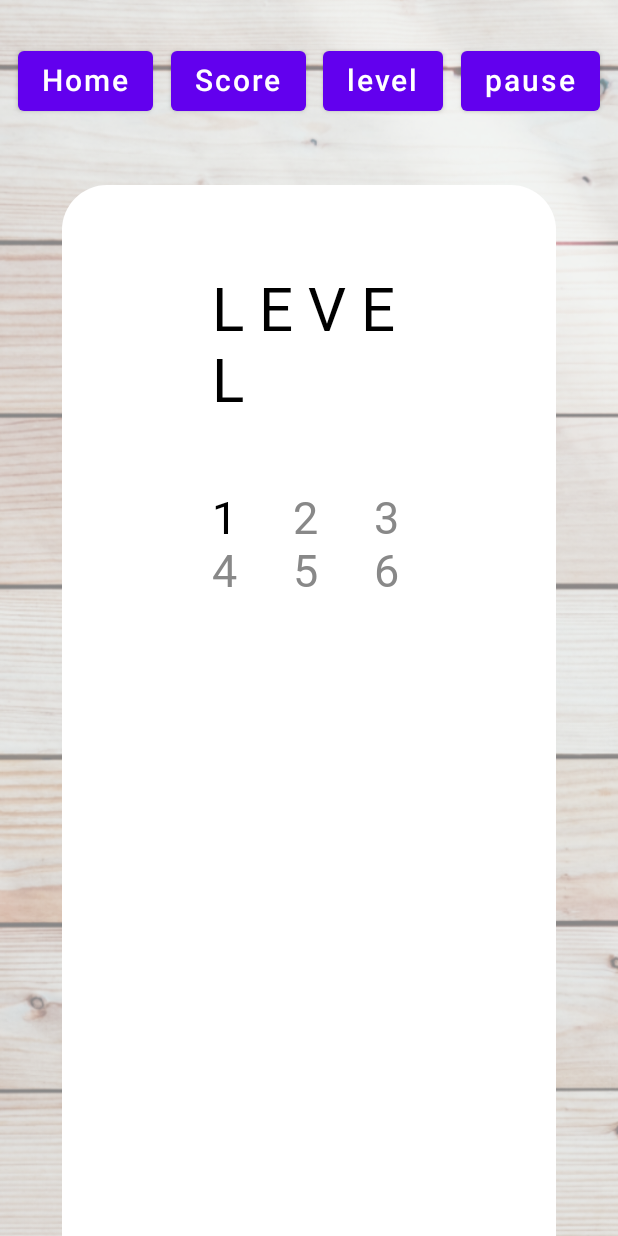
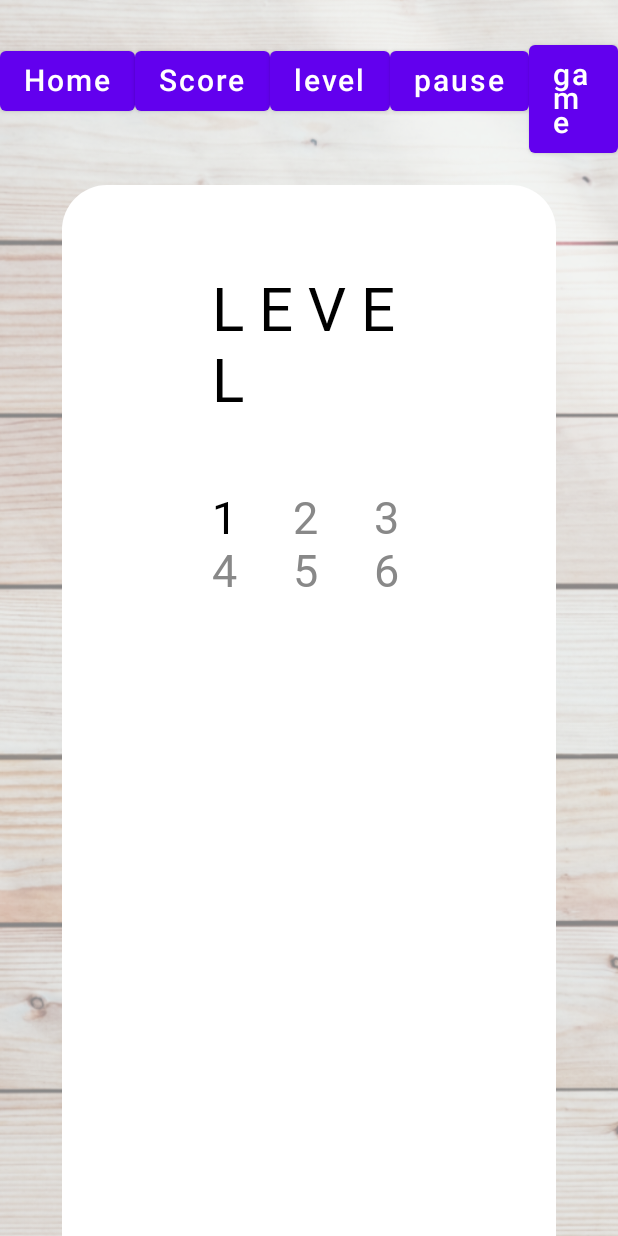
Before and after one commit to FabingoTH/MoCo_SoSe_2023, an Android app built with Jetpack Compose: the screen it shows after launch (MainActivity), after a tap on "Play", on a phone screen of 412 x 824 dp. Run offline under Robolectric (Android 15) with nearby library versions, the phone set to English and light mode, and no system bars; Roboto replaces fonts that are not available here.

Commit message:
Ball Rollt Nicht
Aber vibriert komisch, also vielleicht sind wir auf dem richtigen Weg.

```diff
--- a/app/src/main/java/com/example/marboles/MVVM/View.kt
+++ b/app/src/main/java/com/example/marboles/MVVM/View.kt
@@ -1,15 +1,17 @@
-package com.example.marboles
+package com.example.marboles.mvvm
 
 import androidx.compose.runtime.Composable
 import androidx.compose.runtime.getValue
 import androidx.compose.runtime.livedata.observeAsState
 import androidx.compose.ui.Modifier
 import androidx.compose.ui.geometry.Offset
+import androidx.navigation.NavController
+import com.example.marboles.Ball
 
 // GAME VIEW
 
 @Composable
-fun BallScreen(viewModel : SensorViewModel) {
+fun BallScreen(navController: NavController, viewModel : SensorViewModel) {
     val ballCoordinates by viewModel.ballCoordinates.observeAsState(Offset.Zero)
     Ball(Modifier, ballCoordinates)
 
--- a/app/src/main/java/com/example/marboles/MVVM/ViewModel.kt
+++ b/app/src/main/java/com/example/marboles/MVVM/ViewModel.kt
@@ -1,11 +1,9 @@
-package com.example.marboles
+package com.example.marboles.mvvm
 
 import android.content.Context
 import android.hardware.SensorManager
-import androidx.compose.runtime.Composable
 import androidx.compose.ui.geometry.Offset
 import androidx.lifecycle.LiveData
-import androidx.lifecycle.MutableLiveData
 import androidx.lifecycle.ViewModel
 
 // VIEWMODEL
--- a/app/src/main/java/com/example/marboles/MainActivity.kt
+++ b/app/src/main/java/com/example/marboles/MainActivity.kt
@@ -4,12 +4,7 @@ import android.app.Activity
 import android.content.Context
 import android.content.ContextWrapper
 import android.content.pm.ActivityInfo
-import android.hardware.Sensor
-import android.hardware.SensorEvent
-import android.hardware.SensorEventListener
-import android.hardware.SensorManager
 import android.os.Bundle
-import android.util.DisplayMetrics
 import androidx.activity.ComponentActivity
 import androidx.activity.compose.setContent
 import androidx.compose.foundation.Image
@@ -34,38 +29,24 @@ import androidx.compose.ui.unit.dp
 import androidx.compose.ui.unit.sp
 import androidx.compose.runtime.Composable
 import androidx.navigation.NavController
-import androidx.navigation.NavHostController
 import androidx.navigation.compose.NavHost
 import androidx.navigation.compose.composable
 import androidx.navigation.compose.rememberNavController
-import androidx.navigation.navigation
 import androidx.compose.material.Button
 import androidx.compose.material.Text
 import androidx.compose.ui.draw.clip
 import androidx.compose.ui.geometry.Offset
-import androidx.compose.ui.layout.onSizeChanged
-import androidx.compose.ui.platform.LocalDensity
-import androidx.compose.ui.unit.Dp
 import com.example.marboles.ui.theme.MarbolesTheme
 
-import androidx.compose.ui.unit.dp
 import androidx.core.view.WindowCompat
-import androidx.core.view.WindowInsetsCompat
-import androidx.core.view.WindowInsetsControllerCompat
+import com.example.marboles.mvvm.BallScreen
+import com.example.marboles.mvvm.SensorViewModel
 
 class MainActivity : ComponentActivity() {
     var xMax = 0f
     var yMax = 0f
     override fun onCreate(savedInstanceState: Bundle?) {
-        // Bildschirmgröße berechnen
-        var displayMetrics = DisplayMetrics()
-        windowManager.defaultDisplay.getMetrics(displayMetrics) // Veraltet?
-        var width = displayMetrics.widthPixels
-        var height = displayMetrics.heightPixels
-
-        // Wozu berechnen wir jetzt die Größe des Displays? Ausserdem: Float? Dp?
-        xMax = width - 50f
-        yMax = height - 50f
+        val viewModel = SensorViewModel(this) // Funktioniert das...?
 
         super.onCreate(savedInstanceState)
 
@@ -84,6 +65,7 @@ class MainActivity : ComponentActivity() {
                     composable("score") { ScoreScreen(navController) }
                     composable("level") { LevelChoiceScreen(navController) }
                     composable("pause") { PauseScreen(navController) }
+                    composable("game") { BallScreen(navController, viewModel) }
                 }
 
                 // NAVIGATION FOR DEMONSTRATION
@@ -102,6 +84,9 @@ class MainActivity : ComponentActivity() {
                     }
                     Button(onClick = { navController.navigate("pause") }) {
                         Text(text = "pause", fontSize = 20.sp)
+                    }
+                    Button(onClick = { navController.navigate("game") }) {
+                        Text(text = "game", fontSize = 20.sp)
                     }
                 }
             }
```
Also changed, not shown: app/src/main/java/com/example/marboles/MVVM/Model.kt (+7 -5 lines).
